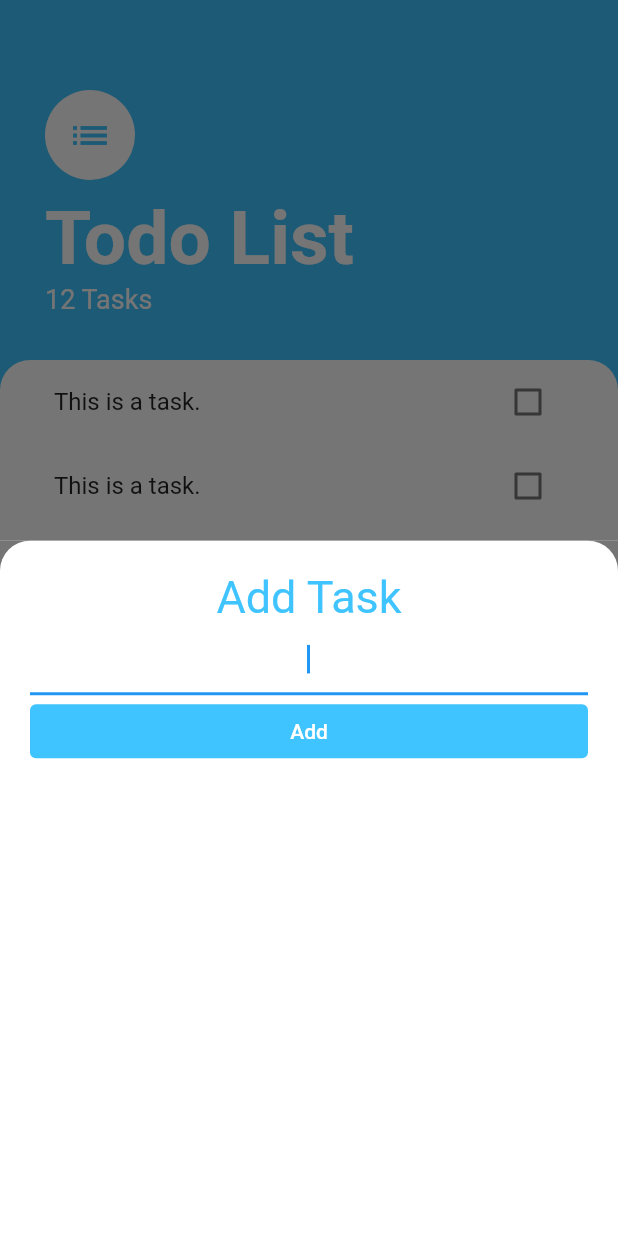
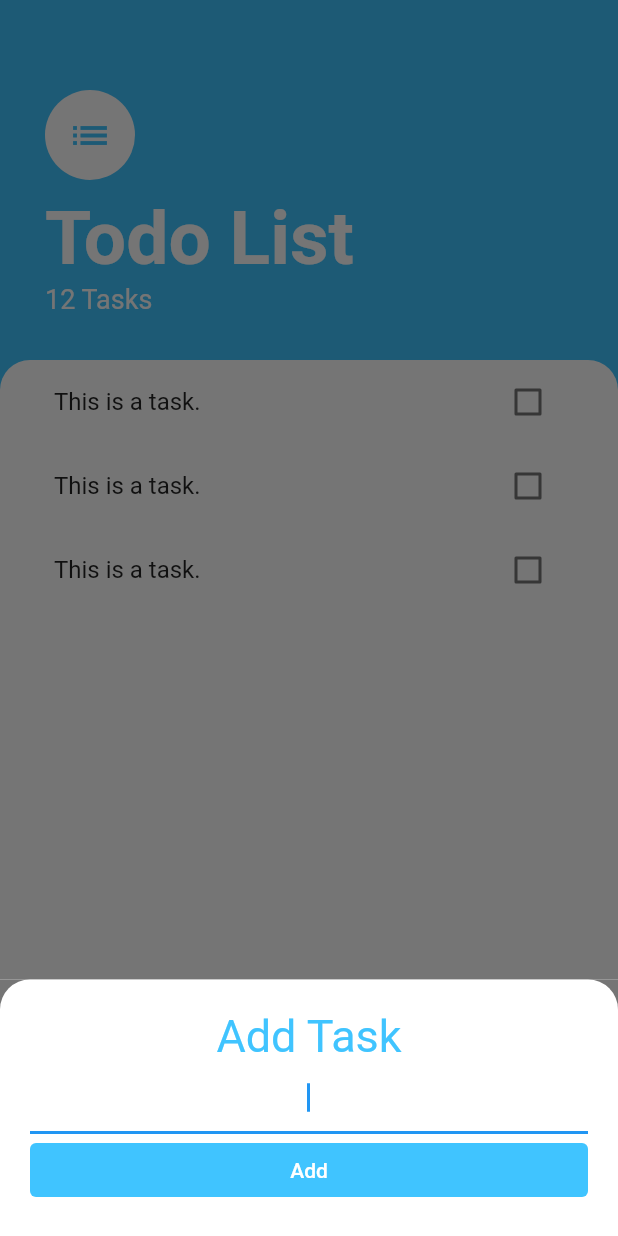
Before and after one commit to billy0402/flutter-todo-list, a Flutter app: the screen it shows after launch, after a tap on the "add" icon, on a phone screen of 412 x 824 dp. Run offline on Flutter 3.47's test engine with Material 2 defaults, Android fonts, the phone set to English and light mode, and no system bars.

Commit message:
feat(task_page): Positioning the BottomSheet above the Keyboard

```diff
--- a/lib/pages/task_page.dart
+++ b/lib/pages/task_page.dart
@@ -15,8 +15,16 @@ class TaskPage extends StatelessWidget {
         onPressed: () {
           showModalBottomSheet(
             context: context,
+            isScrollControlled: true,
             builder: (BuildContext context) {
-              return const AddTaskPage();
+              return SingleChildScrollView(
+                child: Container(
+                  padding: EdgeInsets.only(
+                    bottom: MediaQuery.of(context).viewInsets.bottom,
+                  ),
+                  child: const AddTaskPage(),
+                ),
+              );
             },
           );
         },
```
